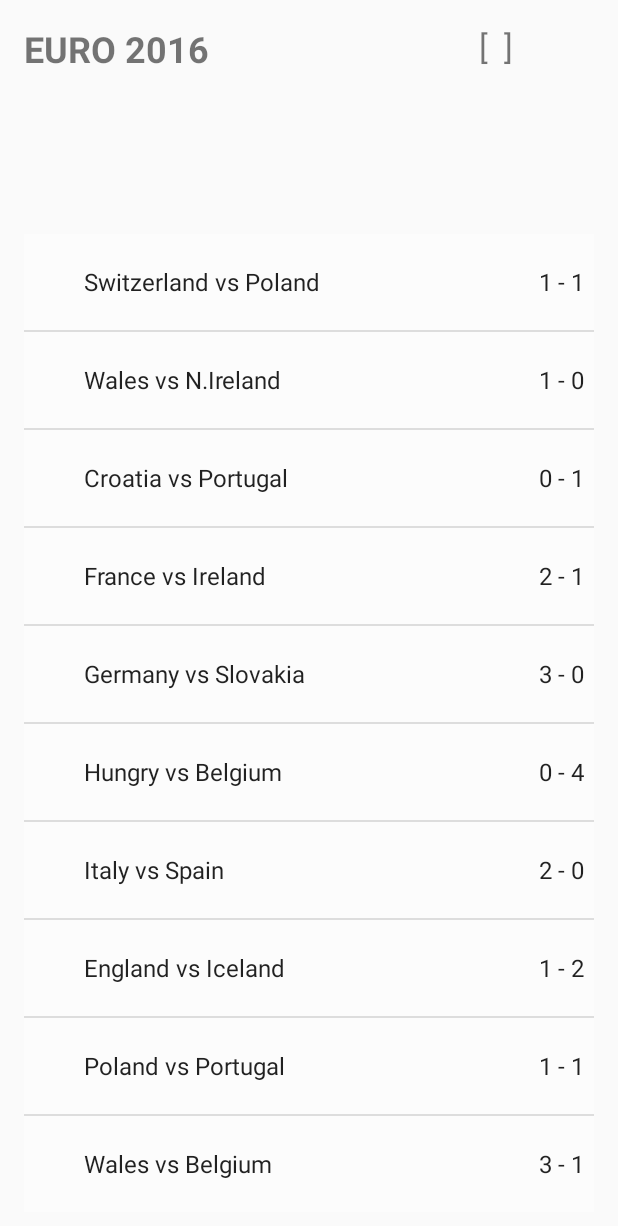
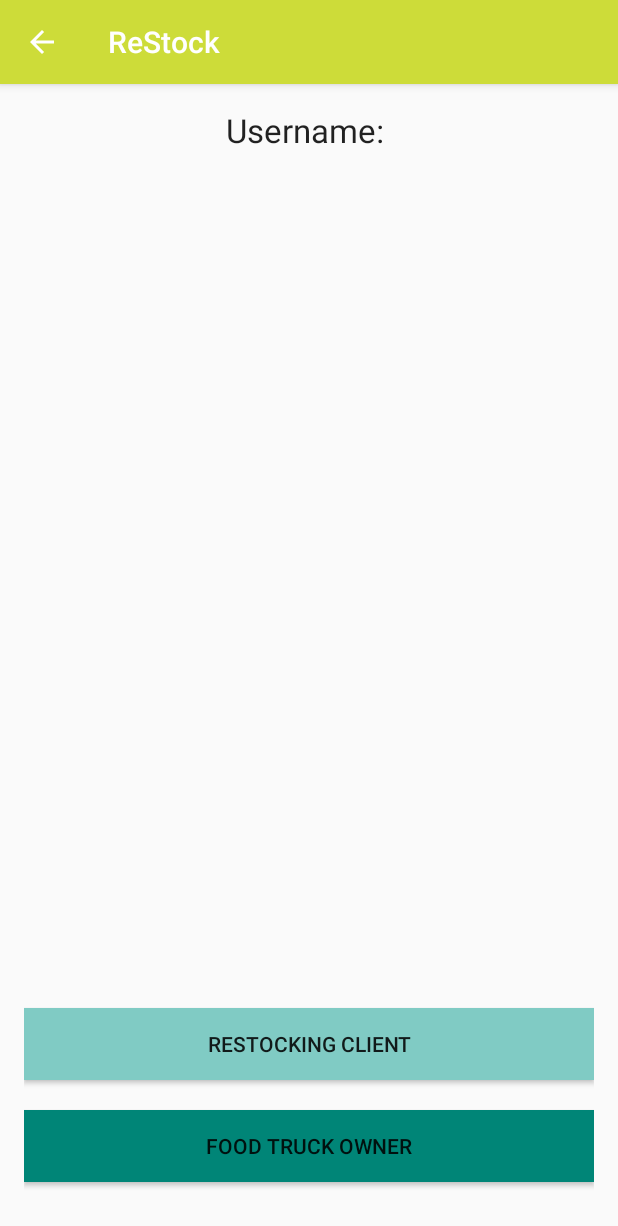
Before and after one commit to inthra/w2Fri-ReStock, an Android app: the screen it shows after launch (DeliveryActivity before the commit, RolesActivity after it), after a tap on "SIGN IN", on a phone screen of 412 x 824 dp. Shown: the top 1226 px of the screen. Run offline under Robolectric (Android 15) with nearby library versions, the phone set to English and light mode, and no system bars; our stand-ins replace ButterKnife.

Commit message:
Add RolesActivity for separating Food Truck Owner and Restocking Client.

```diff
--- a/app/src/main/java/com/epicodus/restock/DeliveryActivity.java
+++ b/app/src/main/java/com/epicodus/restock/DeliveryActivity.java
@@ -11,32 +11,11 @@ import butterknife.Bind;
 import butterknife.ButterKnife;
 
 public class DeliveryActivity extends AppCompatActivity {
-    @Bind(R.id.lvTeams) ListView mListTeams;
-    @Bind(R.id.lvScores) ListView mListScores;
-    @Bind(R.id.etUsername) TextView mUsername;
-
-    private String[] teams = new String[] {"Switzerland vs Poland", "Wales vs N.Ireland", "Croatia vs Portugal", "France vs Ireland", "Germany vs Slovakia", "Hungry vs Belgium", "Italy vs Spain", "England vs Iceland", "Poland vs Portugal", "Wales vs Belgium"};
-    private String[] scores = new String[] {"1 - 1", "1 - 0", "0 - 1", "2 - 1", "3 - 0", "0 - 4", "2 - 0", "1 - 2", "1 - 1", "3 - 1"};
 
     @Override
     protected void onCreate(Bundle savedInstanceState) {
         super.onCreate(savedInstanceState);
         setContentView(R.layout.activity_delivery);
-        ButterKnife.bind(this);
-
-        mUsername = (TextView) findViewById(R.id.etUsername);
-        Intent intent = getIntent();
-        String username = intent.getStringExtra("username");
-        mUsername.setText("[ " + username + " ]");
-
-        mListTeams = (ListView) findViewById(R.id.lvTeams);
-        mListScores = (ListView) findViewById(R.id.lvScores);
-
-        ArrayAdapter adapterTeams = new ArrayAdapter(this, android.R.layout.simple_expandable_list_item_1, teams);
-        ArrayAdapter adapterScores = new ArrayAdapter(this, android.R.layout.simple_expandable_list_item_1, scores);
-
-        mListTeams.setAdapter(adapterTeams);
-        mListScores.setAdapter(adapterScores);
 
     }
 }
--- a/app/src/main/java/com/epicodus/restock/MainActivity.java
+++ b/app/src/main/java/com/epicodus/restock/MainActivity.java
@@ -39,7 +39,7 @@ public class MainActivity extends AppCompatActivity implements View.OnClickListe
         public void onClick(View v) {
         if(v == mSignInButton) {
             String usernameInput = mUsername.getText().toString();
-            Intent intent = new Intent(MainActivity.this, DeliveryActivity.class);
+            Intent intent = new Intent(MainActivity.this, RolesActivity.class);
             intent.putExtra("username", usernameInput);
             startActivity(intent);
             mUsername.setText("");
--- /dev/null
+++ b/app/src/main/java/com/epicodus/restock/RolesActivity.java
@@ -0,0 +1,25 @@
+package com.epicodus.restock;
+
+import android.content.Intent;
+import android.support.v7.app.AppCompatActivity;
+import android.os.Bundle;
+import android.widget.TextView;
+
+import butterknife.Bind;
+import butterknife.ButterKnife;
+
+public class RolesActivity extends AppCompatActivity {
+    @Bind(R.id.tvUsername) TextView mUsername;
+
+    @Override
+    protected void onCreate(Bundle savedInstanceState) {
+        super.onCreate(savedInstanceState);
+        setContentView(R.layout.activity_roles);
+        ButterKnife.bind(this);
+
+        mUsername = (TextView) findViewById(R.id.tvUsername);
+        Intent intent = getIntent();
+        String username = intent.getStringExtra("username");
+        mUsername.setText(username);
+    }
+}
--- a/app/src/main/res/layout/activity_delivery.xml
+++ b/app/src/main/res/layout/activity_delivery.xml
@@ -12,8 +12,8 @@
     <TextView
         android:layout_width="wrap_content"
         android:layout_height="wrap_content"
-        android:text="EURO 2016"
-        android:id="@+id/tvLeague"
+        android:text="Things We want"
+        android:id="@+id/tvWanted"
         android:textSize="@dimen/abc_text_size_headline_material"
         android:textStyle="bold"
         android:layout_alignParentTop="true"
@@ -22,29 +22,10 @@
     <TextView
         android:layout_width="wrap_content"
         android:layout_height="wrap_content"
-        android:id="@+id/etUsername"
-        android:text="username"
-        android:textSize="@dimen/abc_text_size_large_material"
-        android:layout_alignParentTop="true"
-        android:layout_alignParentEnd="true"
-        android:layout_marginEnd="54dp" />
+        android:text="Food Trucks/Carts in Portland"
+        android:id="@+id/tvLocation"
+        android:layout_below="@+id/tvWanted"
+        android:layout_alignParentStart="true" />
 
-    <ListView
-        android:layout_width="wrap_content"
-        android:layout_height="wrap_content"
-        android:id="@+id/lvTeams"
-        android:layout_marginTop="35dp"
-        android:layout_alignParentBottom="true"
-        android:layout_alignParentStart="false"
-        android:layout_toStartOf="@+id/etUsername"
-        android:background="@color/colorBackgroundFormInput" />
-
-    <ListView
-        android:layout_width="wrap_content"
-        android:layout_height="wrap_content"
-        android:id="@+id/lvScores"
-        android:layout_alignTop="@+id/lvTeams"
-        android:layout_toEndOf="@+id/lvTeams"
-        android:background="@color/colorBackgroundFormInput" />
 
 </RelativeLayout>
--- /dev/null
+++ b/app/src/main/res/layout/activity_roles.xml
@@ -0,0 +1,51 @@
+<?xml version="1.0" encoding="utf-8"?>
+<RelativeLayout xmlns:android="http://schemas.android.com/apk/res/android"
+    xmlns:tools="http://schemas.android.com/tools"
+    android:layout_width="match_parent"
+    android:layout_height="match_parent"
+    android:paddingBottom="@dimen/activity_vertical_margin"
+    android:paddingLeft="@dimen/activity_horizontal_margin"
+    android:paddingRight="@dimen/activity_horizontal_margin"
+    android:paddingTop="@dimen/activity_vertical_margin"
+    tools:context="com.epicodus.restock.RolesActivity">
+
+    <TextView
+        android:layout_width="wrap_content"
+        android:layout_height="wrap_content"
+        android:id="@+id/tvUsername"
+        android:text="username"
+        android:textSize="@dimen/abc_text_size_large_material"
+        android:layout_below="@+id/textView"
+        android:layout_centerHorizontal="true" />
+
+    <TextView
+        android:layout_width="wrap_content"
+        android:layout_height="wrap_content"
+        android:textAppearance="?android:attr/textAppearanceLarge"
+        android:text="Username: "
+        android:id="@+id/textView"
+        android:layout_alignParentTop="true"
+        android:layout_centerHorizontal="true" />
+
+    <Button
+        android:layout_width="wrap_content"
+        android:layout_height="wrap_content"
+        android:text="Restocking Client"
+        android:id="@+id/bRestock"
+        android:layout_marginBottom="20dp"
+        android:background="@color/accent_material_dark"
+        android:layout_above="@+id/bFoodtruck"
+        android:layout_alignParentEnd="true"
+        android:layout_alignParentStart="true" />
+
+    <Button
+        android:layout_width="wrap_content"
+        android:layout_height="wrap_content"
+        android:text="Food Truck Owner"
+        android:id="@+id/bFoodtruck"
+        android:layout_marginBottom="20dp"
+        android:background="@color/accent_material_light"
+        android:layout_alignParentBottom="true"
+        android:layout_alignParentStart="true"
+        android:layout_alignEnd="@+id/bRestock" />
+</RelativeLayout>
```
Also changed, not shown: app/src/main/AndroidManifest.xml (+10 -7 lines), app/src/main/res/layout/activity_main.xml (+11 -9 lines).
